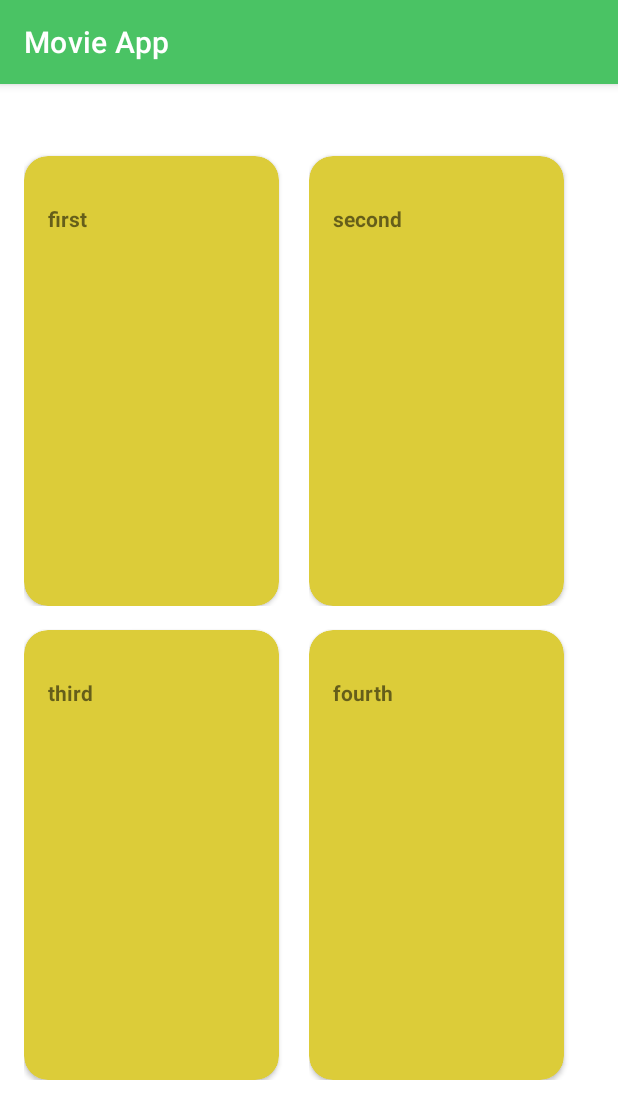
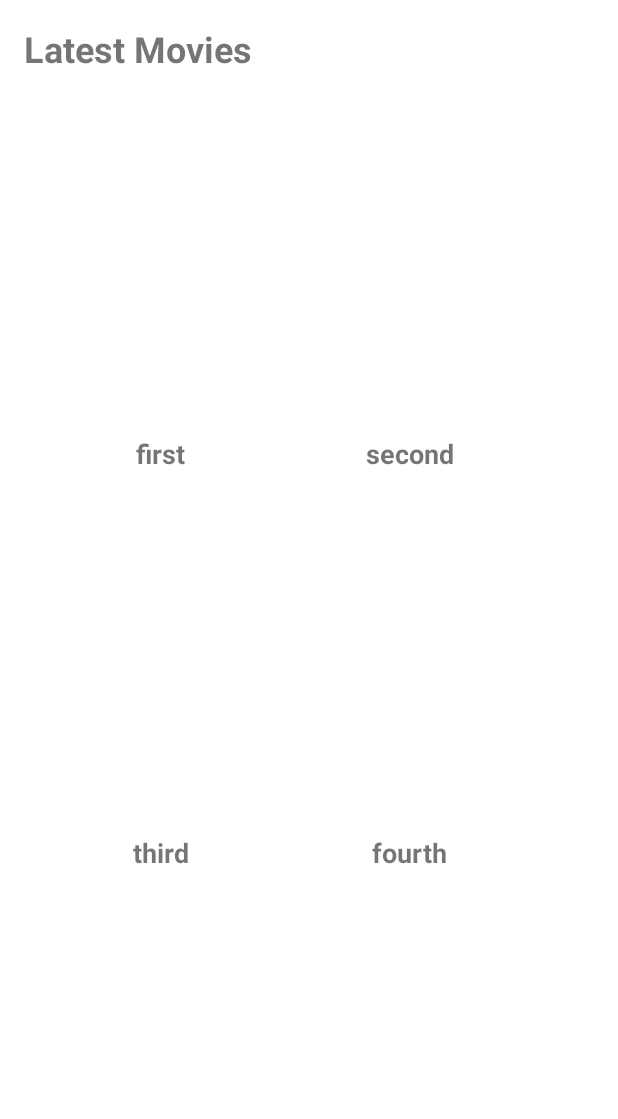
Before and after one commit to gabbyudo/Movie-App, an Android app: the screen it shows after launch (MainActivity), on a phone screen of 412 x 824 dp. Shown: the top 1119 px of the screen. Run offline under Robolectric (Android 15) with nearby library versions, the phone set to English and light mode, and no system bars; our stand-ins replace Picasso; pictures from the network do not load.

Commit message:
add ui modification

```diff
--- a/app/src/main/AndroidManifest.xml
+++ b/app/src/main/AndroidManifest.xml
@@ -1,6 +1,8 @@
 <?xml version="1.0" encoding="utf-8"?>
 <manifest xmlns:android="http://schemas.android.com/apk/res/android"
     xmlns:tools="http://schemas.android.com/tools">
+
+    <uses-permission android:name="android.permission.INTERNET" />
 
     <application
         android:allowBackup="true"
--- a/app/src/main/java/com/coca/movieapp/MainActivity.kt
+++ b/app/src/main/java/com/coca/movieapp/MainActivity.kt
@@ -7,6 +7,7 @@ import androidx.lifecycle.Observer
 import androidx.lifecycle.ViewModel
 import androidx.lifecycle.ViewModelProvider
 import com.coca.movieapp.databinding.ActivityMainBinding
+import com.squareup.picasso.Picasso
 
 class MainActivity : AppCompatActivity() {
     private lateinit var viewModel: MainViewModel
@@ -16,6 +17,8 @@ class MainActivity : AppCompatActivity() {
         super.onCreate(savedInstanceState)
         val binding = ActivityMainBinding.inflate(layoutInflater)
         setContentView(binding.root)
+        supportActionBar?.hide()
+
         viewModel = ViewModelProvider(this).get(MainViewModel::class.java)
 
         viewModel.myMovie.observe(this, Observer {
@@ -24,7 +27,8 @@ class MainActivity : AppCompatActivity() {
                     val intent = Intent(this, DetailActivity::class.java)
                     intent.putExtra(DetailActivity.MOVIE, it)
                     startActivity(intent)
-                })
+
+                    })
                 binding.MovieRV.adapter = adapter
                 adapter.submitList(it)
             }
--- a/app/src/main/java/com/coca/movieapp/MainViewModel.kt
+++ b/app/src/main/java/com/coca/movieapp/MainViewModel.kt
@@ -3,6 +3,8 @@ package com.coca.movieapp
 import androidx.lifecycle.LiveData
 import androidx.lifecycle.MutableLiveData
 import androidx.lifecycle.ViewModel
+import androidx.lifecycle.viewModelScope
+import kotlinx.coroutines.launch
 
 class MainViewModel : ViewModel() {
     private val repository = MovieRepository()
@@ -11,7 +13,13 @@ class MainViewModel : ViewModel() {
     val myMovie: LiveData<List<Movie>>
         get() = _myMovies
 
-    fun getMovies() {
+    /*fun getMovies() {
+        viewModelScope.launch {
+            _myMovies.value = repository.getMovies()
+        }*/
+
+
+        fun getMovies() {
         val firstMovie = Movie(1, "first", repository.getResults())
         val secondMovie = Movie(2, "second", repository.getResults())
         val thirdMovie = Movie(3, "third", repository.getResults())
@@ -21,4 +29,5 @@ class MainViewModel : ViewModel() {
         _myMovies.value = myMovies
     }
 
+
 }
--- a/app/src/main/java/com/coca/movieapp/MovieAdapter.kt
+++ b/app/src/main/java/com/coca/movieapp/MovieAdapter.kt
@@ -6,6 +6,7 @@ import androidx.recyclerview.widget.DiffUtil
 import androidx.recyclerview.widget.ListAdapter
 import androidx.recyclerview.widget.RecyclerView
 import com.coca.movieapp.databinding.ListItemBinding
+import com.squareup.picasso.Picasso
 
 class MovieAdapter(val clickListener: MovieListener)  : ListAdapter<Movie, MovieViewHolder>(NoteDiffCallback()) {
 
@@ -21,6 +22,12 @@ class MovieViewHolder private constructor(val binding: ListItemBinding):
     RecyclerView.ViewHolder(binding.root) {
     fun bind(item: Movie, clickListener:MovieListener) {
         binding.movieName.text = item.name
+        val image = binding.image
+
+      /*  Picasso.with(image.context)
+            .load("")
+            .into(image)
+*/
 
         binding.movieName.setOnClickListener {
             clickListener.onClick(item)
--- a/app/src/main/java/com/coca/movieapp/MovieApiServices.kt
+++ b/app/src/main/java/com/coca/movieapp/MovieApiServices.kt
@@ -21,8 +21,8 @@ private val retrofit = Retrofit.Builder()
     .build()
 
 interface RecipeApiService {
-    @GET("")
-    suspend fun getRecipe():
+    //@GET("https://api.themoviedb.org/lists")
+    suspend fun getMovie():
             List<Movie>
 }
 object RecipeApi {
--- a/app/src/main/java/com/coca/movieapp/MovieRepository.kt
+++ b/app/src/main/java/com/coca/movieapp/MovieRepository.kt
@@ -1,11 +1,20 @@
 package com.coca.movieapp
 
+
 class MovieRepository {
+    /* suspend fun getMovies(): List<Movie> {
+         var movie = RecipeApi.retrofitService.getMovie()
+
+         return movie
 
 
-    fun getResults(): List<Results> {
-        val results = Results(1, "fine film", "one film like dat")
-        val myFilm = listOf<Results>(results)
-        return myFilm
-    }
+        }*/
+
+
+       fun getResults(): List<Results> {
+            val results = Results(1, "fine film", "one film like dat")
+            val myFilm = listOf<Results>(results)
+            return myFilm
+        }
+
 }
--- a/app/src/main/res/layout/activity_detail.xml
+++ b/app/src/main/res/layout/activity_detail.xml
@@ -1,7 +1,15 @@
 <?xml version="1.0" encoding="utf-8"?>
-<FrameLayout xmlns:android="http://schemas.android.com/apk/res/android"
+<androidx.cardview.widget.CardView xmlns:android="http://schemas.android.com/apk/res/android"
     android:layout_width="match_parent"
     android:layout_height="match_parent">
+
+    <LinearLayout
+        android:layout_width="match_parent"
+        android:layout_height="wrap_content">
+
+        <ImageView
+            android:layout_width="wrap_content"
+            android:layout_height="wrap_content"/>
 
         <TextView
             android:id="@+id/name"
@@ -11,4 +19,7 @@
             android:layout_marginTop="16dp"
             android:textSize="24sp"
             android:textStyle="bold" />
-</FrameLayout>
+    </LinearLayout>
+
+
+</androidx.cardview.widget.CardView>
--- a/app/src/main/res/layout/activity_main.xml
+++ b/app/src/main/res/layout/activity_main.xml
@@ -1,22 +1,34 @@
 <?xml version="1.0" encoding="utf-8"?>
-<FrameLayout xmlns:android="http://schemas.android.com/apk/res/android"
+<androidx.constraintlayout.widget.ConstraintLayout xmlns:android="http://schemas.android.com/apk/res/android"
     xmlns:app="http://schemas.android.com/apk/res-auto"
     xmlns:tools="http://schemas.android.com/tools"
     android:layout_width="match_parent"
     android:layout_height="wrap_content"
     tools:context=".MainActivity">
 
+    <TextView
+        android:id="@+id/textView"
+        android:layout_width="match_parent"
+        android:layout_height="wrap_content"
+        android:layout_marginTop="16dp"
+        android:layout_marginStart="16dp"
+        android:text="Latest Movies"
+        android:textSize="24sp"
+        android:textStyle="bold"
+        app:layout_constraintStart_toStartOf="parent"
+        app:layout_constraintTop_toTopOf="parent" />
+
 
     <androidx.recyclerview.widget.RecyclerView
         android:id="@+id/Movie_RV"
-        android:layout_marginTop="32dp"
+        android:layout_width="wrap_content"
+        android:layout_marginTop="16dp"
         android:layout_marginStart="16dp"
         android:layout_marginEnd="16dp"
-        android:layout_width="match_parent"
-        android:layout_height="match_parent"
+        android:layout_height="wrap_content"
+        android:orientation="vertical"
         app:layoutManager="androidx.recyclerview.widget.GridLayoutManager"
-        app:spanCount="2"
-
-
-        android:orientation="vertical"/>
-</FrameLayout>
+        app:layout_constraintStart_toStartOf="parent"
+        app:layout_constraintTop_toBottomOf="@+id/textView"
+        app:spanCount="2" />
+</androidx.constraintlayout.widget.ConstraintLayout>
--- a/app/src/main/res/layout/list_item.xml
+++ b/app/src/main/res/layout/list_item.xml
@@ -1,33 +1,41 @@
 <?xml version="1.0" encoding="utf-8"?>
-<FrameLayout xmlns:android="http://schemas.android.com/apk/res/android"
+<androidx.cardview.widget.CardView xmlns:android="http://schemas.android.com/apk/res/android"
     xmlns:app="http://schemas.android.com/apk/res-auto"
+    android:elevation="10dp"
     xmlns:tools="http://schemas.android.com/tools"
     android:background="@color/white"
-    android:layout_width="match_parent"
-    android:layout_height="wrap_content">
+    android:layout_width="150dp"
+    app:cardCornerRadius="10dp"
+    android:layout_margin="8dp"
+    android:layout_height="250dp">
 
-    <androidx.cardview.widget.CardView
-        android:layout_width="170dp"
-        android:layout_height="300dp"
-        android:layout_marginTop="16dp"
-        app:cardBackgroundColor="@color/purple_200"
-        app:cardCornerRadius="16dp"
-        android:elevation="16dp"
-        android:outlineSpotShadowColor="@color/black">
+    <androidx.constraintlayout.widget.ConstraintLayout
+        android:layout_width="match_parent"
+        android:layout_height="match_parent"
+        android:orientation="vertical">
 
         <ImageView
             android:id="@+id/image"
-            android:layout_width="wrap_content"
-            android:layout_height="wrap_content"
+            android:layout_width="match_parent"
+            android:layout_height="200dp"
+            android:scaleType="fitXY"
+            app:layout_constraintStart_toStartOf="parent"
+            app:layout_constraintTop_toTopOf="parent"
             tools:srcCompat="@tools:sample/avatars" />
 
         <TextView
             android:id="@+id/movie_name"
             android:layout_width="wrap_content"
             android:layout_height="wrap_content"
+            android:layout_margin="8dp"
+            android:layout_marginTop="32dp"
+            android:paddingStart="16dp"
             android:paddingTop="32dp"
-            android:paddingStart="16dp"
-            android:textStyle="bold" />
-    </androidx.cardview.widget.CardView>
+            android:textSize="18sp"
+            android:textStyle="bold"
+            app:layout_constraintBottom_toBottomOf="parent"
+            app:layout_constraintEnd_toEndOf="parent"
+            app:layout_constraintStart_toStartOf="parent" />
+    </androidx.constraintlayout.widget.ConstraintLayout>
 
-</FrameLayout>
+</androidx.cardview.widget.CardView>
```
Lines whose indentation alone changed are shown as unchanged.
